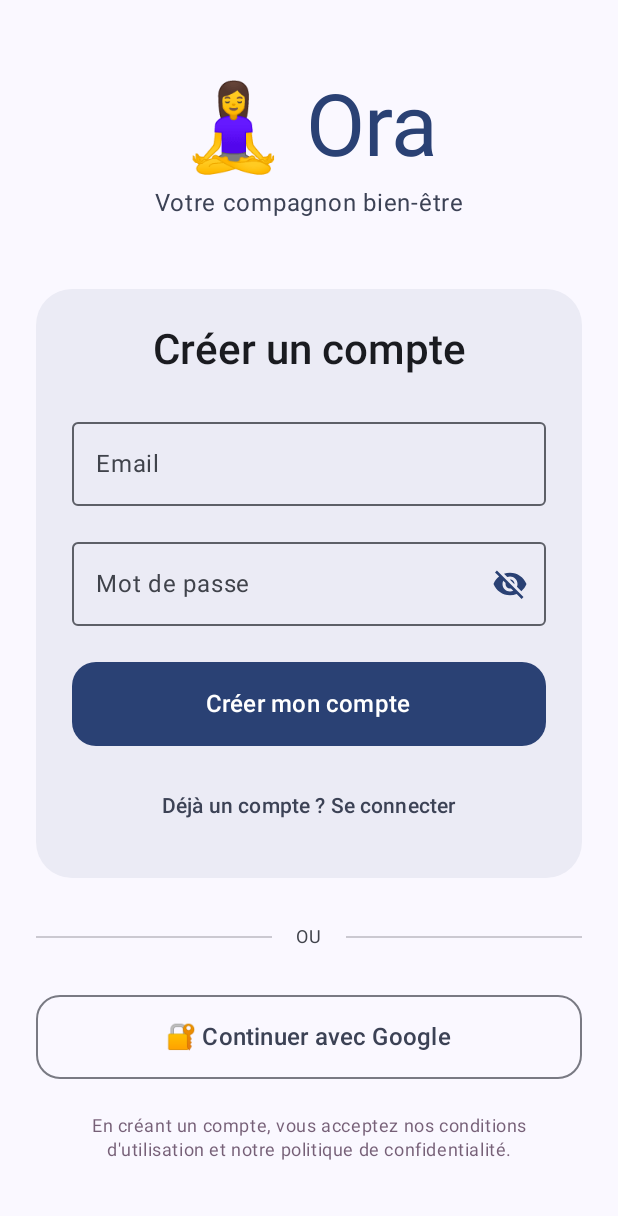
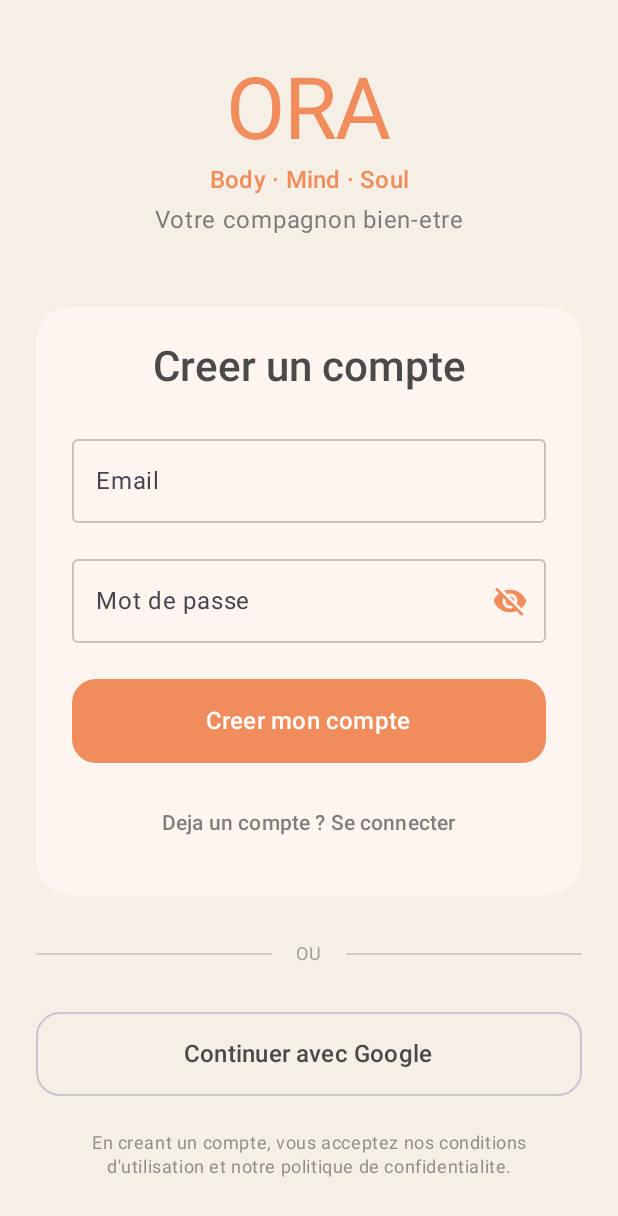
Before and after one commit to Chrisdesmurger/Ora, an Android app built with Jetpack Compose: the screen it shows after launch (MainActivity), after a tap on "Pas encore de compte ? S'inscrire", on a phone screen of 412 x 824 dp. Shown: the top 1216 px of the screen. Run offline under Robolectric (Android 15) with nearby library versions, the phone set to English and light mode, and no system bars; our stand-ins replace Dagger/Hilt's generated code, Firebase (no records; nobody signed in at launch, a user with empty details on screens opened directly), Room's generated code, Timber; 5 statements that could not run were skipped; 2 other taps on this screen came first.

Commit message:
Fix: Apply correct Ora orange/beige colors from mockups
Corrected the color palette to match the official Ora mockups. The previous violet/teal scheme was incorrect.

Colors extracted from mockups:
- Primary: #F18D5C (Orange coral - logo, CTAs)
- Secondary: #F5C9A9 (Peach - accents)
- Tertiary: #A8C5B0 (Sage green - Yoga category)
- Background: #F5EFE6 (Warm beige)
- Surface: #FFFBF8 (Warm white)

AuthScreen changes:
- Logo "ORA" in orange coral
- Added "Body · Mind · Soul" tagline
- Orange focus states on text fields
- Orange primary button
- Warm beige background
- Removed emoji for cleaner look

Theme changes:
- Complete palette replacement with warm tones
- Added category colors (Yoga, Pilates, Meditation, Breathing)
- Added gratitude card colors
- Dark mode adapted with warm brown tones
- Disabled dynamic color by default to preserve Ora identity

🤖 Generated with [Claude Code](https://claude.com/claude-code)

Co-Authored-By: Claude <noreply@anthropic.com>

```diff
--- a/source/repos/Ora/app/src/main/java/com/ora/wellbeing/presentation/screens/auth/AuthScreen.kt
+++ b/source/repos/Ora/app/src/main/java/com/ora/wellbeing/presentation/screens/auth/AuthScreen.kt
@@ -26,8 +26,8 @@ import androidx.hilt.navigation.compose.hiltViewModel
 import androidx.lifecycle.compose.collectAsStateWithLifecycle
 
 /**
- * Écran d'authentification avec Email/Password et Google Sign-In
- * Design Ora: Utilise les couleurs zen (violet, teal, rose)
+ * Ecran d'authentification avec Email/Password et Google Sign-In
+ * Design Ora: Utilise la palette chaude orange/beige pour une experience apaisante
  */
 @Composable
 fun AuthScreen(
@@ -38,7 +38,7 @@ fun AuthScreen(
     val authResult by viewModel.authResult.collectAsStateWithLifecycle()
     val focusManager = LocalFocusManager.current
 
-    // Redirection après succès d'authentification
+    // Redirection apres succes d'authentification
     LaunchedEffect(authResult) {
         if (authResult is AuthResult.Success) {
             onAuthSuccess()
@@ -74,30 +74,41 @@ fun AuthScreen(
                 horizontalAlignment = Alignment.CenterHorizontally,
                 verticalArrangement = Arrangement.Center
             ) {
-                // Logo / Titre de l'app avec couleurs Ora
+                // Logo Ora avec couleur orange chaleureuse
                 Text(
-                    text = "🧘‍♀️ Ora",
+                    text = "ORA",
                     style = MaterialTheme.typography.displayLarge,
-                    color = MaterialTheme.colorScheme.primary // Bleu violet zen
+                    color = MaterialTheme.colorScheme.primary // Orange coral
+                )
+
+                Spacer(modifier = Modifier.height(4.dp))
+
+                // Tagline avec couleur principale
+                Text(
+                    text = "Body · Mind · Soul",
+                    style = MaterialTheme.typography.titleMedium,
+                    color = MaterialTheme.colorScheme.primary,
+                    textAlign = TextAlign.Center
                 )
 
                 Spacer(modifier = Modifier.height(8.dp))
 
+                // Sous-titre apaisant
                 Text(
-                    text = "Votre compagnon bien-être",
+                    text = "Votre compagnon bien-etre",
                     style = MaterialTheme.typography.bodyLarge,
-                    color = MaterialTheme.colorScheme.secondary, // Teal apaisante
+                    color = MaterialTheme.colorScheme.onBackground.copy(alpha = 0.7f),
                     textAlign = TextAlign.Center
                 )
 
                 Spacer(modifier = Modifier.height(48.dp))
 
-                // Carte arrondie pour le formulaire (style zen)
+                // Carte arrondie pour le formulaire (style zen avec fond chaud)
                 Surface(
                     modifier = Modifier.fillMaxWidth(),
                     shape = RoundedCornerShape(24.dp),
                     color = MaterialTheme.colorScheme.surface,
-                    tonalElevation = 2.dp
+                    tonalElevation = 1.dp
                 ) {
                     Column(
                         modifier = Modifier.padding(24.dp),
@@ -105,14 +116,14 @@ fun AuthScreen(
                     ) {
                         // Titre du formulaire
                         Text(
-                            text = if (uiState.isSignUpMode) "Créer un compte" else "Se connecter",
+                            text = if (uiState.isSignUpMode) "Creer un compte" else "Se connecter",
                             style = MaterialTheme.typography.headlineMedium,
                             color = MaterialTheme.colorScheme.onSurface
                         )
 
                         Spacer(modifier = Modifier.height(24.dp))
 
-                        // Champ Email avec couleurs Ora
+                        // Champ Email avec couleurs Ora chaleureuses
                         OutlinedTextField(
                             value = uiState.email,
                             onValueChange = { viewModel.onEvent(AuthUiEvent.EmailChanged(it)) },
@@ -123,7 +134,8 @@ fun AuthScreen(
                             colors = OutlinedTextFieldDefaults.colors(
                                 focusedBorderColor = MaterialTheme.colorScheme.primary,
                                 focusedLabelColor = MaterialTheme.colorScheme.primary,
-                                cursorColor = MaterialTheme.colorScheme.primary
+                                cursorColor = MaterialTheme.colorScheme.primary,
+                                unfocusedBorderColor = MaterialTheme.colorScheme.onSurface.copy(alpha = 0.3f)
                             ),
                             keyboardOptions = KeyboardOptions(
                                 keyboardType = KeyboardType.Email,
@@ -142,13 +154,14 @@ fun AuthScreen(
                             value = uiState.password,
                             onValueChange = { viewModel.onEvent(AuthUiEvent.PasswordChanged(it)) },
                             label = { Text("Mot de passe") },
-                            placeholder = { Text("Minimum 6 caractères") },
+                            placeholder = { Text("Minimum 6 caracteres") },
                             singleLine = true,
                             enabled = !uiState.isLoading,
                             colors = OutlinedTextFieldDefaults.colors(
                                 focusedBorderColor = MaterialTheme.colorScheme.primary,
                                 focusedLabelColor = MaterialTheme.colorScheme.primary,
-                                cursorColor = MaterialTheme.colorScheme.primary
+                                cursorColor = MaterialTheme.colorScheme.primary,
+                                unfocusedBorderColor = MaterialTheme.colorScheme.onSurface.copy(alpha = 0.3f)
                             ),
                             visualTransformation = if (uiState.isPasswordVisible)
                                 VisualTransformation.None
@@ -190,7 +203,7 @@ fun AuthScreen(
 
                         Spacer(modifier = Modifier.height(24.dp))
 
-                        // Bouton principal (Sign In / Sign Up) - Couleur primaire Ora
+                        // Bouton principal (Sign In / Sign Up) - Orange coral chaud
                         Button(
                             onClick = {
                                 if (uiState.isSignUpMode) {
@@ -216,7 +229,7 @@ fun AuthScreen(
                                 )
                             } else {
                                 Text(
-                                    text = if (uiState.isSignUpMode) "Créer mon compte" else "Se connecter",
+                                    text = if (uiState.isSignUpMode) "Creer mon compte" else "Se connecter",
                                     style = MaterialTheme.typography.titleMedium
                                 )
                             }
@@ -224,17 +237,17 @@ fun AuthScreen(
 
                         Spacer(modifier = Modifier.height(16.dp))
 
-                        // Bouton pour changer de mode - Couleur secondaire
+                        // Bouton pour changer de mode - Texte avec couleur secondaire peach
                         TextButton(
                             onClick = { viewModel.onEvent(AuthUiEvent.ToggleSignUpMode) },
                             enabled = !uiState.isLoading
                         ) {
                             Text(
                                 text = if (uiState.isSignUpMode)
-                                    "Déjà un compte ? Se connecter"
+                                    "Deja un compte ? Se connecter"
                                 else
                                     "Pas encore de compte ? S'inscrire",
-                                color = MaterialTheme.colorScheme.secondary
+                                color = MaterialTheme.colorScheme.onSurface.copy(alpha = 0.7f)
                             )
                         }
                     }
@@ -242,35 +255,35 @@ fun AuthScreen(
 
                 Spacer(modifier = Modifier.height(32.dp))
 
-                // Divider avec "OU" - Couleur tertiaire douce
+                // Divider avec "OU"
                 Row(
                     modifier = Modifier.fillMaxWidth(),
                     verticalAlignment = Alignment.CenterVertically
                 ) {
                     Divider(
                         modifier = Modifier.weight(1f),
-                        color = MaterialTheme.colorScheme.outline.copy(alpha = 0.3f)
+                        color = MaterialTheme.colorScheme.onSurface.copy(alpha = 0.2f)
                     )
                     Text(
                         text = "OU",
                         modifier = Modifier.padding(horizontal = 16.dp),
                         style = MaterialTheme.typography.bodySmall,
-                        color = MaterialTheme.colorScheme.onSurfaceVariant
+                        color = MaterialTheme.colorScheme.onSurface.copy(alpha = 0.5f)
                     )
                     Divider(
                         modifier = Modifier.weight(1f),
-                        color = MaterialTheme.colorScheme.outline.copy(alpha = 0.3f)
+                        color = MaterialTheme.colorScheme.onSurface.copy(alpha = 0.2f)
                     )
                 }
 
                 Spacer(modifier = Modifier.height(32.dp))
 
-                // Bouton Google Sign-In - Bordure secondaire
+                // Bouton Google Sign-In - Bordure avec couleur secondaire
                 OutlinedButton(
                     onClick = { viewModel.onEvent(AuthUiEvent.SignInWithGoogle) },
                     enabled = !uiState.isLoading,
                     colors = ButtonDefaults.outlinedButtonColors(
-                        contentColor = MaterialTheme.colorScheme.secondary
+                        contentColor = MaterialTheme.colorScheme.onSurface
                     ),
                     shape = RoundedCornerShape(16.dp),
                     modifier = Modifier
@@ -278,20 +291,20 @@ fun AuthScreen(
                         .height(56.dp)
                 ) {
                     Text(
-                        text = "🔐 Continuer avec Google",
+                        text = "Continuer avec Google",
                         style = MaterialTheme.typography.titleMedium,
-                        color = MaterialTheme.colorScheme.secondary
+                        color = MaterialTheme.colorScheme.onSurface
                     )
                 }
 
                 Spacer(modifier = Modifier.height(24.dp))
 
-                // Message d'information - Couleur tertiaire
+                // Message d'information - Couleur tertiaire douce
                 AnimatedVisibility(visible = uiState.isSignUpMode) {
                     Text(
-                        text = "En créant un compte, vous acceptez nos conditions d'utilisation et notre politique de confidentialité.",
+                        text = "En creant un compte, vous acceptez nos conditions d'utilisation et notre politique de confidentialite.",
                         style = MaterialTheme.typography.bodySmall,
-                        color = MaterialTheme.colorScheme.tertiary.copy(alpha = 0.8f),
+                        color = MaterialTheme.colorScheme.onSurface.copy(alpha = 0.6f),
                         textAlign = TextAlign.Center,
                         modifier = Modifier.padding(horizontal = 16.dp)
                     )
--- a/source/repos/Ora/app/src/main/java/com/ora/wellbeing/presentation/theme/OraTheme.kt
+++ b/source/repos/Ora/app/src/main/java/com/ora/wellbeing/presentation/theme/OraTheme.kt
@@ -16,28 +16,51 @@ import androidx.compose.ui.platform.LocalContext
 import androidx.compose.ui.platform.LocalView
 import androidx.core.view.WindowCompat
 
-// Couleurs Ora pour le bien-être
-private val LightPrimary = Color(0xFF6B73FF)      // Bleu violet zen
-private val LightSecondary = Color(0xFF03DAC6)     // Teal apaisante
-private val LightTertiary = Color(0xFFFF6B9D)      // Rose doux
-private val LightBackground = Color(0xFFFFFBFE)     // Blanc cassé
-private val LightSurface = Color(0xFFF7F2FA)       // Violet très clair
-private val LightOnPrimary = Color.White
-private val LightOnSecondary = Color.Black
-private val LightOnTertiary = Color.White
-private val LightOnBackground = Color(0xFF1C1B1F)
-private val LightOnSurface = Color(0xFF1C1B1F)
+// Couleurs Ora - Palette Chaude et Apaisante
+// Basée sur l'analyse des mockups officiels Ora
 
-private val DarkPrimary = Color(0xFF8B93FF)        // Bleu violet plus clair
-private val DarkSecondary = Color(0xFF66FFF2)      // Teal lumineuse
-private val DarkTertiary = Color(0xFFFF94B3)       // Rose plus clair
-private val DarkBackground = Color(0xFF1C1B1F)     // Noir doux
-private val DarkSurface = Color(0xFF2B2930)        // Gris foncé
-private val DarkOnPrimary = Color.Black
-private val DarkOnSecondary = Color.Black
-private val DarkOnTertiary = Color.Black
-private val DarkOnBackground = Color(0xFFE6E1E5)
-private val DarkOnSurface = Color(0xFFE6E1E5)
+// Couleur principale - Orange Coral (Logo et CTA)
+private val LightPrimary = Color(0xFFF18D5C)        // Orange coral chaleureux
+private val LightSecondary = Color(0xFFF5C9A9)      // Peach doux (accents)
+private val LightTertiary = Color(0xFFA8C5B0)       // Vert sage (Yoga)
+
+// Arrière-plans et surfaces
+private val LightBackground = Color(0xFFF5EFE6)     // Beige/crème chaleureux
+private val LightSurface = Color(0xFFFFFBF8)        // Blanc cassé légèrement chaud
+private val LightSurfaceVariant = Color(0xFFF5E1C9) // Peach très clair pour cartes
+
+// Textes
+private val LightOnPrimary = Color.White            // Texte sur orange
+private val LightOnSecondary = Color(0xFF4A4A4A)    // Texte foncé sur peach
+private val LightOnTertiary = Color(0xFF2D3D2D)     // Texte foncé sur vert
+private val LightOnBackground = Color(0xFF4A4A4A)   // Texte principal (gris foncé)
+private val LightOnSurface = Color(0xFF4A4A4A)      // Texte sur surfaces
+
+// Couleurs de catégories (pour badges et cartes)
+val CategoryYogaGreen = Color(0xFFA8C5B0)           // Yoga - Vert sage
+val CategoryPilatesPeach = Color(0xFFF5C9A9)        // Pilates - Peach
+val CategoryMeditationLavender = Color(0xFFC5B8D4)  // Méditation - Lavande
+val CategoryBreathingBlue = Color(0xFFA3C4E0)       // Respiration - Bleu clair
+
+// Couleurs pour les cartes de gratitude
+val GratitudePink = Color(0xFFF5D4D4)               // Rose très doux
+val GratitudePeach = Color(0xFFF5E1C9)              // Peach doux
+val GratitudeMint = Color(0xFFD4E8D4)               // Menthe douce
+
+// Mode sombre - Adaptation de la palette chaude
+private val DarkPrimary = Color(0xFFF5A879)         // Orange plus clair pour le dark mode
+private val DarkSecondary = Color(0xFFE8B892)       // Peach plus saturé
+private val DarkTertiary = Color(0xFF94B5A0)        // Vert sage plus vif
+
+private val DarkBackground = Color(0xFF2A2520)      // Brun très foncé
+private val DarkSurface = Color(0xFF3A3330)         // Brun foncé pour cartes
+private val DarkSurfaceVariant = Color(0xFF4A4038)  // Brun moyen
+
+private val DarkOnPrimary = Color(0xFF1A1A1A)       // Texte très foncé sur orange
+private val DarkOnSecondary = Color(0xFF1A1A1A)     // Texte foncé sur peach
+private val DarkOnTertiary = Color(0xFF1A1A1A)      // Texte foncé sur vert
+private val DarkOnBackground = Color(0xFFE8E0D8)    // Texte clair sur fond sombre
+private val DarkOnSurface = Color(0xFFE8E0D8)       // Texte clair sur surfaces
 
 private val LightColorScheme = lightColorScheme(
     primary = LightPrimary,
@@ -45,6 +68,7 @@ private val LightColorScheme = lightColorScheme(
     tertiary = LightTertiary,
     background = LightBackground,
     surface = LightSurface,
+    surfaceVariant = LightSurfaceVariant,
     onPrimary = LightOnPrimary,
     onSecondary = LightOnSecondary,
     onTertiary = LightOnTertiary,
@@ -58,6 +82,7 @@ private val DarkColorScheme = darkColorScheme(
     tertiary = DarkTertiary,
     background = DarkBackground,
     surface = DarkSurface,
+    surfaceVariant = DarkSurfaceVariant,
     onPrimary = DarkOnPrimary,
     onSecondary = DarkOnSecondary,
     onTertiary = DarkOnTertiary,
@@ -68,7 +93,7 @@ private val DarkColorScheme = darkColorScheme(
 @Composable
 fun OraTheme(
     darkTheme: Boolean = isSystemInDarkTheme(),
-    dynamicColor: Boolean = true,
+    dynamicColor: Boolean = false, // Désactivé par défaut pour garder la palette Ora
     content: @Composable () -> Unit
 ) {
     val colorScheme = when {
@@ -85,8 +110,8 @@ fun OraTheme(
     if (!view.isInEditMode) {
         SideEffect {
             val window = (view.context as Activity).window
-            window.statusBarColor = colorScheme.primary.toArgb()
-            WindowCompat.getInsetsController(window, view).isAppearanceLightStatusBars = darkTheme
+            window.statusBarColor = colorScheme.background.toArgb()
+            WindowCompat.getInsetsController(window, view).isAppearanceLightStatusBars = !darkTheme
         }
     }
 
```
Also changed, not shown: 2 other files.
